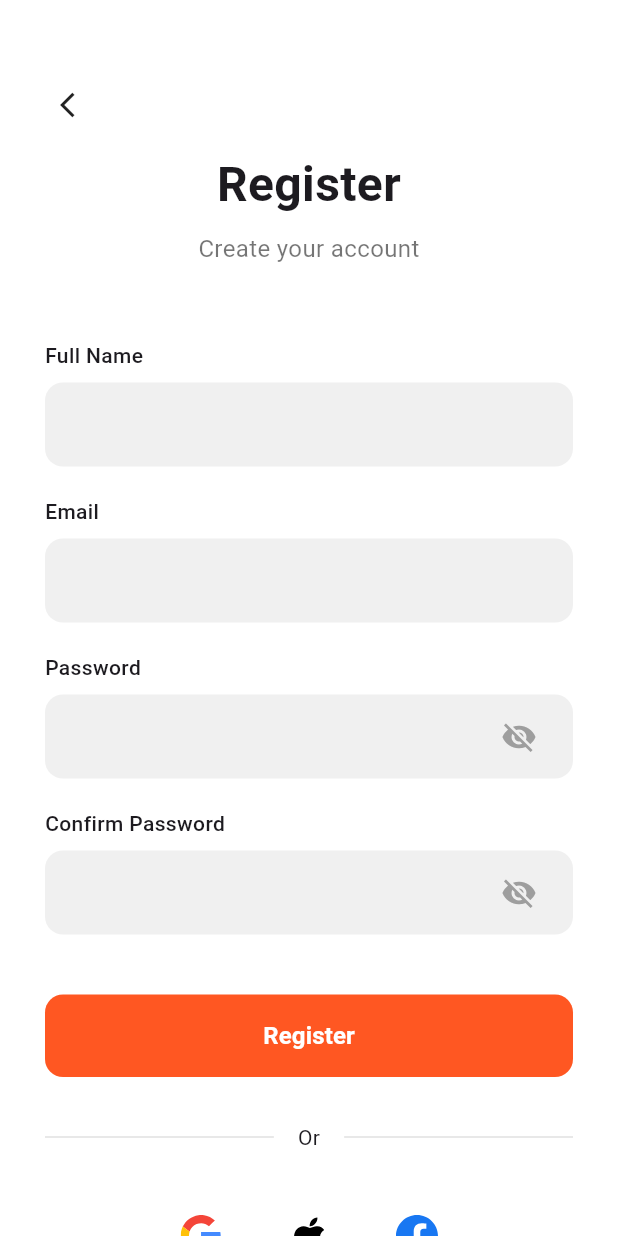
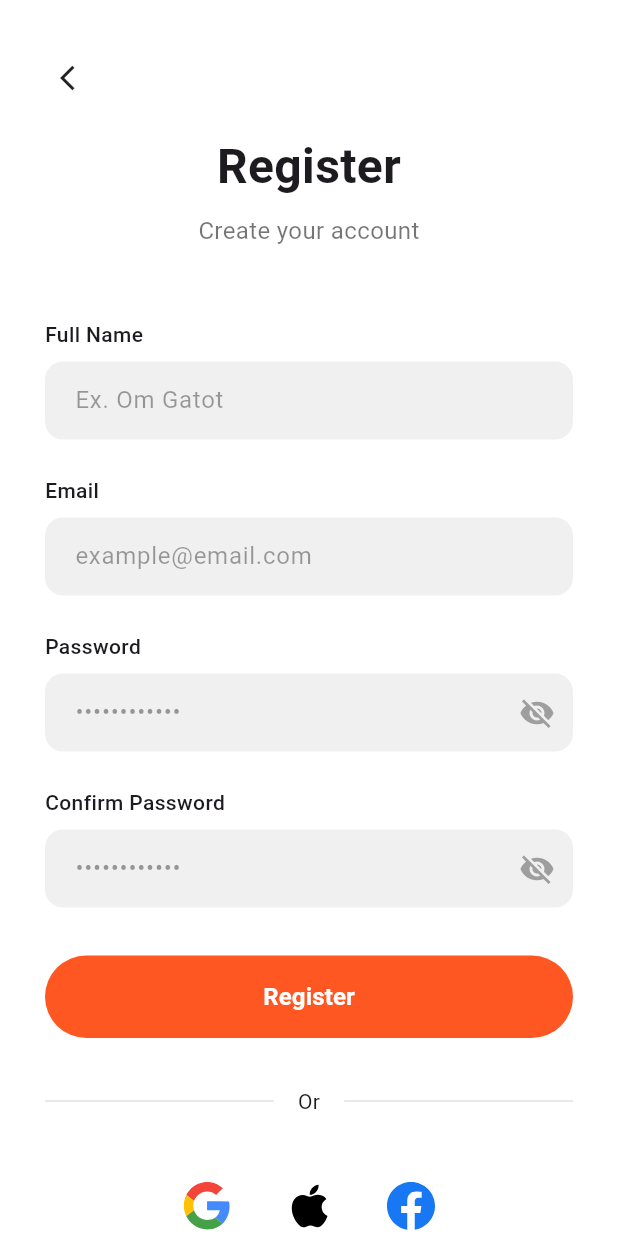
Before and after one commit to akhmaddakhir/aplikasi_teman_resto, a Flutter app: the RegisterPage screen opened by its route, on a phone screen of 412 x 824 dp. Run offline on Flutter 3.47's test engine with Material 3 defaults, Android fonts, the phone set to English and light mode, and no system bars; our stand-ins replace flutter_svg, google_fonts.

Commit message:
update auth pages: enchance input decoration, and adjust spacing for better visual hierarchy.

```diff
--- a/lib/pages/auth/register_page.dart
+++ b/lib/pages/auth/register_page.dart
@@ -46,7 +46,7 @@ class _RegisterPageState extends State<RegisterPage> {
             child: Column(
               crossAxisAlignment: CrossAxisAlignment.stretch,
               children: [
-                const SizedBox(height: 50),
+                const SizedBox(height: 32),
 
                 // Back Button
                 Row(
@@ -66,7 +66,7 @@ class _RegisterPageState extends State<RegisterPage> {
                   ],
                 ),
 
-                const SizedBox(height: 10),
+                const SizedBox(height: 16),
 
                 // Title
                 const Text(
@@ -87,7 +87,7 @@ class _RegisterPageState extends State<RegisterPage> {
                   ),
                 ),
 
-                const SizedBox(height: 50),
+                const SizedBox(height: 48),
 
                 // Full Name
                 const Text(
@@ -96,8 +96,20 @@ class _RegisterPageState extends State<RegisterPage> {
                 ),
                 const SizedBox(height: 8),
                 TextFormField(
-                  controller: _fullNameController,
-                  decoration: _inputDecoration(),
+                  decoration: InputDecoration(
+                    filled: true,
+                    fillColor: const Color(0xFFF0F0F0),
+                    hintText: 'Ex. Om Gatot',
+                    hintStyle: const TextStyle(color: Colors.black38),
+                    border: OutlineInputBorder(
+                      borderRadius: BorderRadius.circular(12),
+                      borderSide: BorderSide.none,
+                    ),
+                    contentPadding: const EdgeInsets.symmetric(
+                      horizontal: 16,
+                      vertical: 14,
+                    ),
+                  ),
                   validator: (value) {
                     if (value == null || value.isEmpty) {
                       return 'Nama lengkap tidak boleh kosong';
@@ -106,7 +118,7 @@ class _RegisterPageState extends State<RegisterPage> {
                   },
                 ),
 
-                const SizedBox(height: 20),
+                const SizedBox(height: 24),
 
                 // Email
                 const Text(
@@ -117,7 +129,20 @@ class _RegisterPageState extends State<RegisterPage> {
                 TextFormField(
                   controller: _emailController,
                   keyboardType: TextInputType.emailAddress,
-                  decoration: _inputDecoration(),
+                  decoration: InputDecoration(
+                    filled: true,
+                    fillColor: const Color(0xFFF0F0F0),
+                    hintText: 'example@email.com',
+                    hintStyle: const TextStyle(color: Colors.black38),
+                    border: OutlineInputBorder(
+                      borderRadius: BorderRadius.circular(12),
+                      borderSide: BorderSide.none,
+                    ),
+                    contentPadding: const EdgeInsets.symmetric(
+                      horizontal: 16,
+                      vertical: 14,
+                    ),
+                  ),
                   validator: (value) {
                     if (value == null || value.isEmpty) {
                       return 'Email tidak boleh kosong';
@@ -129,7 +154,7 @@ class _RegisterPageState extends State<RegisterPage> {
                   },
                 ),
 
-                const SizedBox(height: 20),
+                const SizedBox(height: 24),
 
                 // Password
                 const Text(
@@ -140,10 +165,20 @@ class _RegisterPageState extends State<RegisterPage> {
                 TextFormField(
                   controller: _passwordController,
                   obscureText: !_isPasswordVisible,
-                  decoration: _inputDecoration(
-                    suffixIcon: Padding(
-                      padding: const EdgeInsets.only(right: 12),
-                      child: IconButton(
+                  decoration: InputDecoration(
+                    filled: true,
+                    fillColor: const Color(0xFFF0F0F0),
+                    hintText: '••••••••••••',
+                    hintStyle: const TextStyle(color: Colors.black38),
+                    border: OutlineInputBorder(
+                      borderRadius: BorderRadius.circular(12),
+                      borderSide: BorderSide.none,
+                    ),
+                    contentPadding: const EdgeInsets.symmetric(
+                      horizontal: 16,
+                      vertical: 14,
+                    ),
+                    suffixIcon: IconButton(
                       icon: Icon(
                         _isPasswordVisible
                             ? Icons.visibility
@@ -157,7 +192,6 @@ class _RegisterPageState extends State<RegisterPage> {
                       },
                     ),
                   ),
-                  ),
                   validator: (value) {
                     if (value == null || value.isEmpty) {
                       return 'Password tidak boleh kosong';
@@ -169,7 +203,7 @@ class _RegisterPageState extends State<RegisterPage> {
                   },
                 ),
 
-                const SizedBox(height: 20),
+                const SizedBox(height: 24),
 
                 // Confirm Password
                 const Text(
@@ -180,23 +214,31 @@ class _RegisterPageState extends State<RegisterPage> {
                 TextFormField(
                   controller: _confirmPasswordController,
                   obscureText: !_isConfirmPasswordVisible,
-                  decoration: _inputDecoration(
-                    suffixIcon: Padding(
-                      padding: const EdgeInsets.only(right: 12),
-                      child: IconButton(
+                  decoration: InputDecoration(
+                    filled: true,
+                    fillColor: const Color(0xFFF0F0F0),
+                    hintText: '••••••••••••',
+                    hintStyle: const TextStyle(color: Colors.black38),
+                    border: OutlineInputBorder(
+                      borderRadius: BorderRadius.circular(12),
+                      borderSide: BorderSide.none,
+                    ),
+                    contentPadding: const EdgeInsets.symmetric(
+                      horizontal: 16,
+                      vertical: 14,
+                    ),
+                    suffixIcon: IconButton(
                       icon: Icon(
-                          _isConfirmPasswordVisible
+                        _isPasswordVisible
                             ? Icons.visibility
                             : Icons.visibility_off,
                         color: Colors.grey,
                       ),
                       onPressed: () {
                         setState(() {
-                            _isConfirmPasswordVisible =
-                                !_isConfirmPasswordVisible;
+                          _isPasswordVisible = !_isPasswordVisible;
                         });
                       },
-                      ),
                     ),
                   ),
                   validator: (value) {
@@ -210,7 +252,7 @@ class _RegisterPageState extends State<RegisterPage> {
                   },
                 ),
 
-                const SizedBox(height: 40),
+                const SizedBox(height: 32),
 
                 // Register Button
                 ElevatedButton(
@@ -223,7 +265,7 @@ class _RegisterPageState extends State<RegisterPage> {
                     backgroundColor: const Color(0xFFFF5722),
                     padding: const EdgeInsets.symmetric(vertical: 16),
                     shape: RoundedRectangleBorder(
-                      borderRadius: BorderRadius.circular(12),
+                      borderRadius: BorderRadius.circular(50),
                     ),
                     elevation: 0,
                   ),
@@ -237,7 +279,7 @@ class _RegisterPageState extends State<RegisterPage> {
                   ),
                 ),
 
-                const SizedBox(height: 30),
+                const SizedBox(height: 32),
 
                 // Divider
                 Row(
@@ -251,7 +293,7 @@ class _RegisterPageState extends State<RegisterPage> {
                   ],
                 ),
 
-                const SizedBox(height: 30),
+                const SizedBox(height: 32),
 
                 // Social Login
                 Row(
@@ -261,12 +303,12 @@ class _RegisterPageState extends State<RegisterPage> {
                       assetPath: 'assets/icons/google.svg',
                       onPressed: () => _handleSocialLogin('Google'),
                     ),
-                    const SizedBox(width: 20),
+                    const SizedBox(width: 12),
                     _buildSocialButton(
                       assetPath: 'assets/icons/apple.svg',
                       onPressed: () => _handleSocialLogin('Apple'),
                     ),
-                    const SizedBox(width: 20),
+                    const SizedBox(width: 12),
                     _buildSocialButton(
                       assetPath: 'assets/icons/facebook.svg',
                       onPressed: () => _handleSocialLogin('Facebook'),
@@ -274,7 +316,7 @@ class _RegisterPageState extends State<RegisterPage> {
                   ],
                 ),
 
-                const SizedBox(height: 30),
+                const SizedBox(height: 32),
 
                 // Sign In
                 Row(
@@ -304,7 +346,7 @@ class _RegisterPageState extends State<RegisterPage> {
                   ],
                 ),
 
-                const SizedBox(height: 40),
+                const SizedBox(height: 48),
               ],
             ),
           ),
@@ -314,22 +356,6 @@ class _RegisterPageState extends State<RegisterPage> {
   }
 
   // ===== Helpers =====
-
-  InputDecoration _inputDecoration({Widget? suffixIcon}) {
-    return InputDecoration(
-      filled: true,
-      fillColor: const Color(0xFFF0F0F0),
-      border: OutlineInputBorder(
-        borderRadius: BorderRadius.circular(12),
-        borderSide: BorderSide.none,
-      ),
-      contentPadding: const EdgeInsets.symmetric(
-        horizontal: 16,
-        vertical: 16,
-      ),
-      suffixIcon: suffixIcon,
-    );
-  }
 
   Widget _buildSocialButton({
     required String assetPath,
@@ -342,8 +368,8 @@ class _RegisterPageState extends State<RegisterPage> {
         padding: const EdgeInsets.all(12),
         child: SvgPicture.asset(
           assetPath,
-          width: 28,
-          height: 28,
+          width: 32,
+          height: 32,
         ),
       ),
     );
--- a/lib/pages/auth/welcome_screen.dart
+++ b/lib/pages/auth/welcome_screen.dart
@@ -129,8 +129,7 @@ class _WelcomeScreenState extends State<WelcomeScreen> with SingleTickerProvider
                     child: const Text(
                       'Continue',
                       style: TextStyle(
-                        fontFamily: 'Alexandria',
-                        fontSize: 18,
+                        fontSize: 16,
                         fontWeight: FontWeight.w600,
                       ),
                     ),
```
Also changed, not shown: lib/pages/auth/forgot_password_page.dart (+33 -33 lines), lib/pages/auth/login_page.dart (+19 -15 lines), lib/pages/auth/splashscreen_page.dart (+0 -87 lines), lib/pages/onboarding/complete_profile_page.dart (+30 -24 lines), 1 other file. Lines whose indentation alone changed are shown as unchanged.
